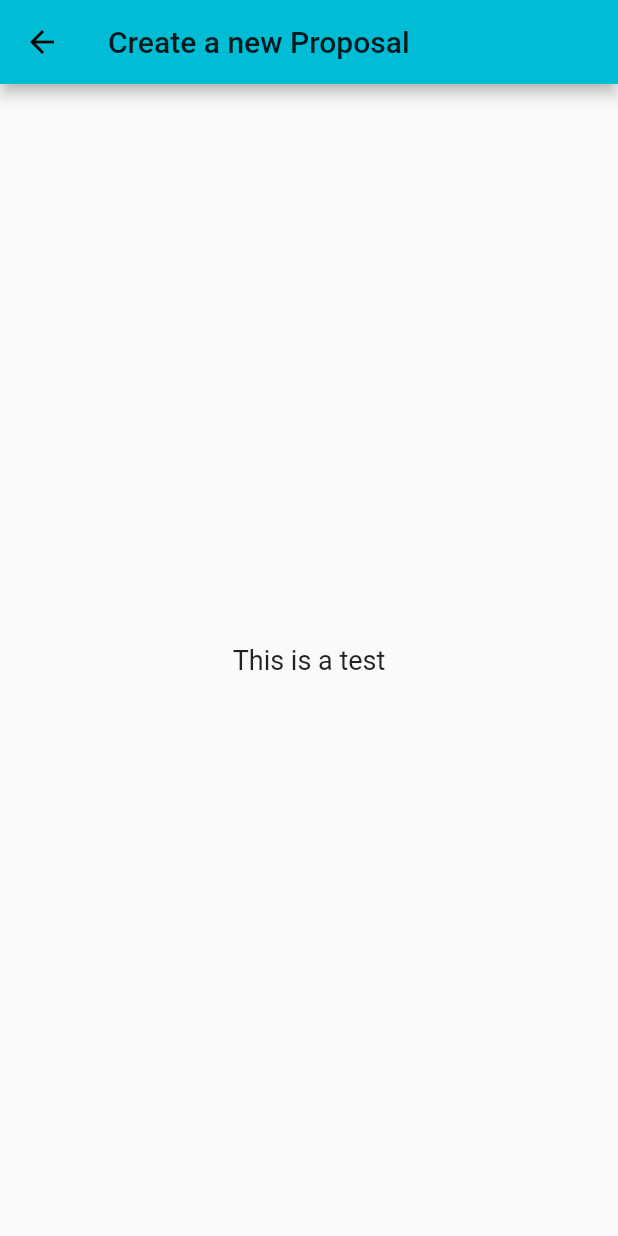
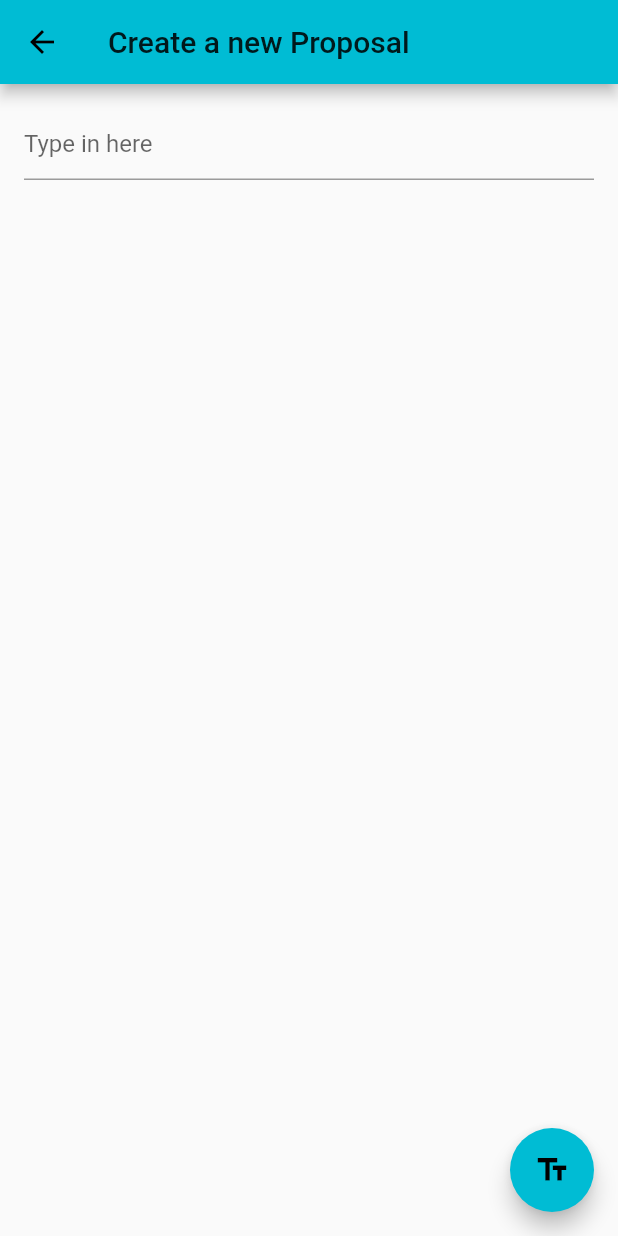
Before and after one commit to GilgusMaximus/Global-Solution-Challenge-21, a Flutter app: the CreatePage screen opened by its route, on a phone screen of 412 x 824 dp. Run offline on Flutter 3.47's test engine with Material 2 defaults, Android fonts, the phone set to English and light mode, and no system bars; our stand-ins replace page_transition.

Commit message:
updated input handling

```diff
--- a/flutter_project/lib/screens/CreateScreen.dart
+++ b/flutter_project/lib/screens/CreateScreen.dart
@@ -8,15 +8,61 @@ class CreatePage extends StatefulWidget {
 class _CreatePageState extends State<CreatePage> {
   final _biggerFont = TextStyle(fontSize: 18.0);
 
+  final myController = TextEditingController(); //controller for handling the textField
+
+  String userInput ="";
+
+  @override
+  void dispose() {
+    // Clean up the controller when the widget is disposed.
+    myController.dispose();
+    super.dispose();
+  }
+
+  void _onSubmitButtonPressed(){ //when pressing button
+    setState(() {
+      userInput = myController.text;
+    });
+
+    showDialog(
+      context: context,
+      builder: (context) {
+        return AlertDialog(
+          // Retrieve the text the that user has entered by using the
+          // TextEditingController.
+          content: Text(myController.text), //access textfield with myController.text
+        );
+      },
+    );
+  }
+
+  void _onSubmitEnter(String string){ //when pressing enter
+    _onSubmitButtonPressed();
+  }
+
   @override
   Widget build(BuildContext context) {
     return Scaffold(
       appBar: AppBar( //navigation window
         title: Text("Create a new Proposal"),
       ),
-      body: Center(
-          child: Text("This is a test", style: _biggerFont,)
-      ), //TODO better body construction
-    );;
+      body: Padding(
+        padding: const EdgeInsets.all(16.0),
+        child: TextField(
+          decoration: new InputDecoration(
+              hintText: "Type in here"
+          ),
+          controller: myController,
+          onSubmitted: _onSubmitEnter,
+        ),
+      ),
+      floatingActionButton: FloatingActionButton( //for android
+        // When the user presses the button, show an alert dialog containing
+        // the text that the user has entered into the text field.
+        onPressed: _onSubmitButtonPressed,
+        tooltip: 'Show me the value!',
+        child: Icon(Icons.text_fields),
+      ),
+    );
   }
 }
```
